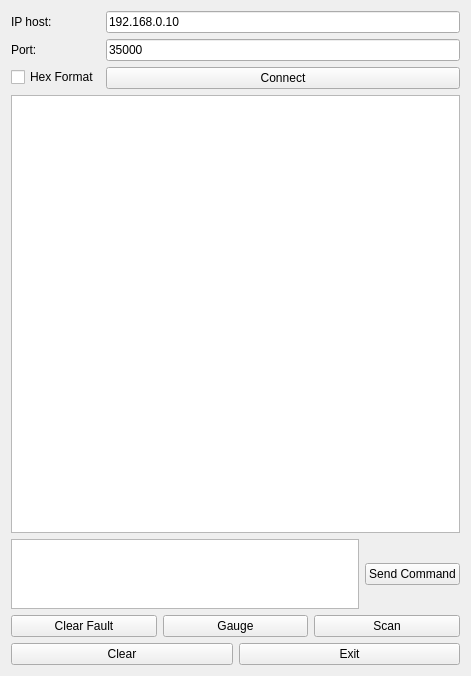
This is mainwindow.ui in takyonxxx/Elm327_Wifi_Obd2_Qt_Project as Qt 5 draws it before an edit. The edited form follows.
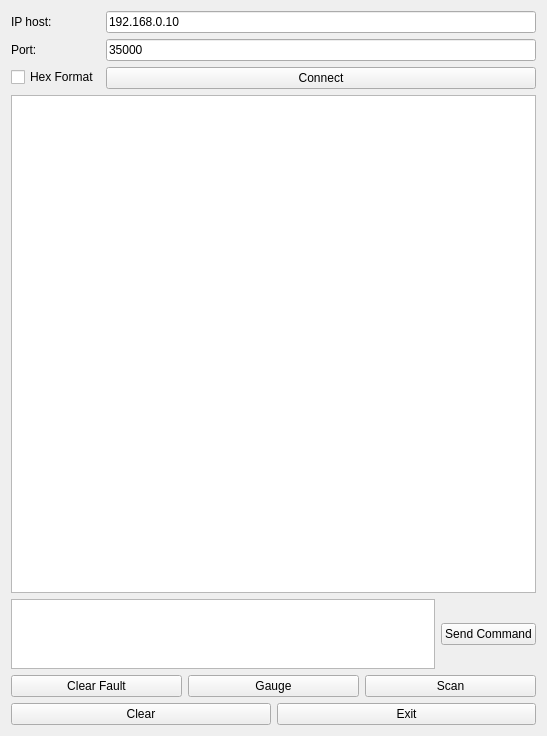
This is the edited form.

Diff of the .ui file:
```diff
--- a/mainwindow.ui
+++ b/mainwindow.ui
@@ -6,8 +6,8 @@
    <rect>
     <x>0</x>
     <y>0</y>
-    <width>471</width>
-    <height>676</height>
+    <width>547</width>
+    <height>736</height>
    </rect>
   </property>
   <property name="windowTitle">
```
Left out of the diff: 2 changed lines with no effect on the pictures.
